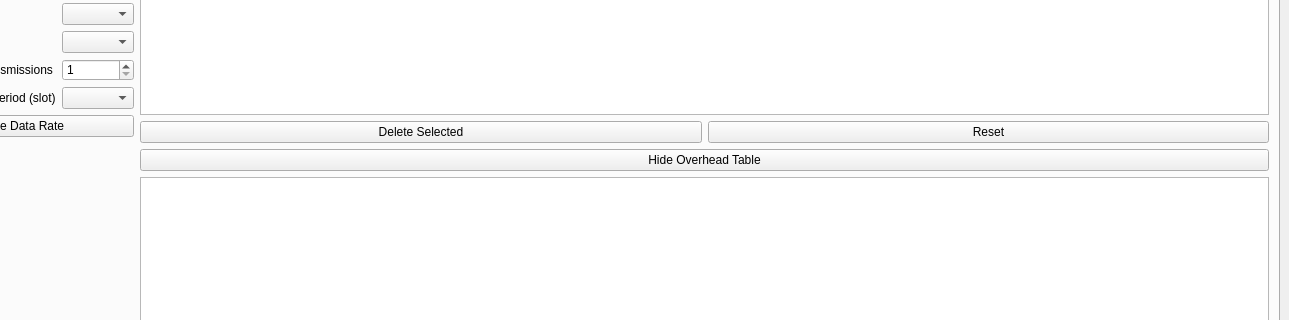
The window that main-window.ui (usnistgov/5G-NR-LTE-Sidelink-Capacity-Estimator) describes before a commit, drawn with Qt 5; both pictures show x 133 to 1422 and y 178 to 498 of the 1422 by 627 pixel window.
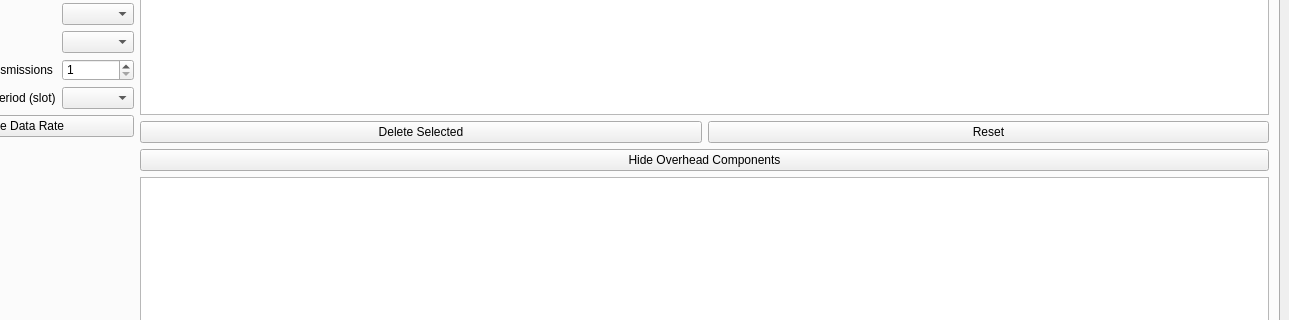
The same window after the commit. Custom widgets are drawn as their Qt base class.

Commit message: Make overhead table button consistent & rename to 'Overhead Components'

The edit to the form file:
```diff
--- a/main-window.ui
+++ b/main-window.ui
@@ -215,7 +215,7 @@
           <item>
            <widget class="QPushButton" name="btnToggleOverhead">
             <property name="text">
-             <string>Hide Overhead Table</string>
+             <string>Hide Overhead Components</string>
             </property>
            </widget>
           </item>
```
The commit also changes 2 other files.
